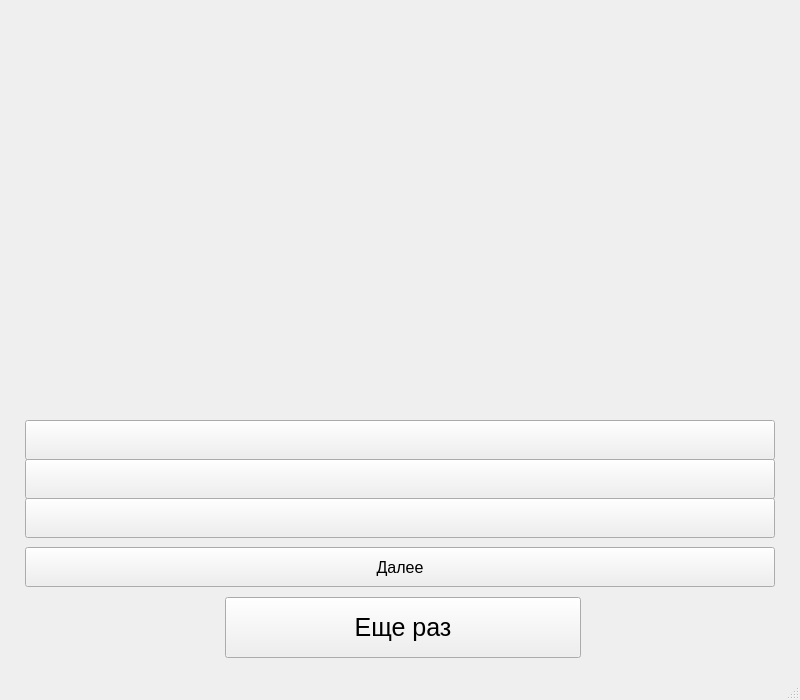
freerunner1317/rrd, file gui.ui: the form before one commit.
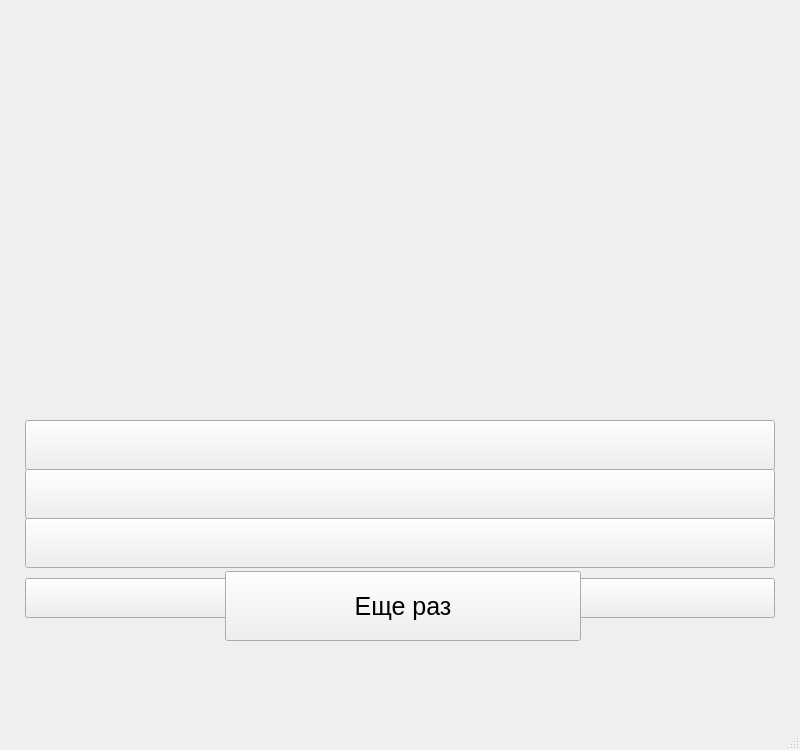
The form after the commit.

Patch:
```diff
--- a/gui.ui
+++ b/gui.ui
@@ -7,7 +7,7 @@
     <x>0</x>
     <y>0</y>
     <width>800</width>
-    <height>700</height>
+    <height>750</height>
    </rect>
   </property>
   <property name="sizePolicy">
@@ -19,13 +19,13 @@
   <property name="minimumSize">
    <size>
     <width>800</width>
-    <height>700</height>
+    <height>750</height>
    </size>
   </property>
   <property name="maximumSize">
    <size>
     <width>800</width>
-    <height>700</height>
+    <height>750</height>
    </size>
   </property>
   <property name="windowTitle">
@@ -38,12 +38,24 @@
       <x>25</x>
       <y>420</y>
       <width>750</width>
-      <height>40</height>
+      <height>50</height>
      </rect>
     </property>
+    <property name="minimumSize">
+     <size>
+      <width>750</width>
+      <height>0</height>
+     </size>
+    </property>
+    <property name="maximumSize">
+     <size>
+      <width>750</width>
+      <height>16777215</height>
+     </size>
+    </property>
     <property name="font">
      <font>
-      <pointsize>10</pointsize>
+      <pointsize>9</pointsize>
       <weight>50</weight>
       <bold>false</bold>
      </font>
@@ -56,14 +68,14 @@
     <property name="geometry">
      <rect>
       <x>25</x>
-      <y>498</y>
+      <y>518</y>
       <width>750</width>
-      <height>40</height>
+      <height>50</height>
      </rect>
     </property>
     <property name="font">
      <font>
-      <pointsize>10</pointsize>
+      <pointsize>9</pointsize>
       <weight>50</weight>
       <bold>false</bold>
      </font>
@@ -76,14 +88,14 @@
     <property name="geometry">
      <rect>
       <x>25</x>
-      <y>459</y>
+      <y>469</y>
       <width>750</width>
-      <height>40</height>
+      <height>50</height>
      </rect>
     </property>
     <property name="font">
      <font>
-      <pointsize>10</pointsize>
+      <pointsize>9</pointsize>
       <weight>50</weight>
       <bold>false</bold>
      </font>
@@ -96,7 +108,7 @@
     <property name="geometry">
      <rect>
       <x>30</x>
-      <y>593</y>
+      <y>631</y>
       <width>741</width>
       <height>81</height>
      </rect>
@@ -139,7 +151,7 @@
     <property name="geometry">
      <rect>
       <x>25</x>
-      <y>547</y>
+      <y>578</y>
       <width>750</width>
       <height>40</height>
      </rect>
@@ -183,9 +195,9 @@
     <property name="geometry">
      <rect>
       <x>225</x>
-      <y>597</y>
+      <y>571</y>
       <width>356</width>
-      <height>61</height>
+      <height>70</height>
      </rect>
     </property>
     <property name="font">
```
Left out of the diff: 28 changed lines with no effect on the pictures.
